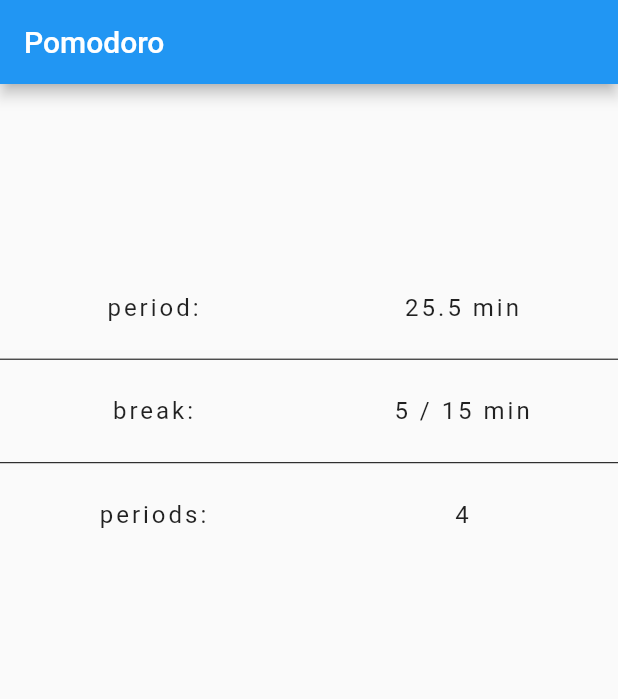
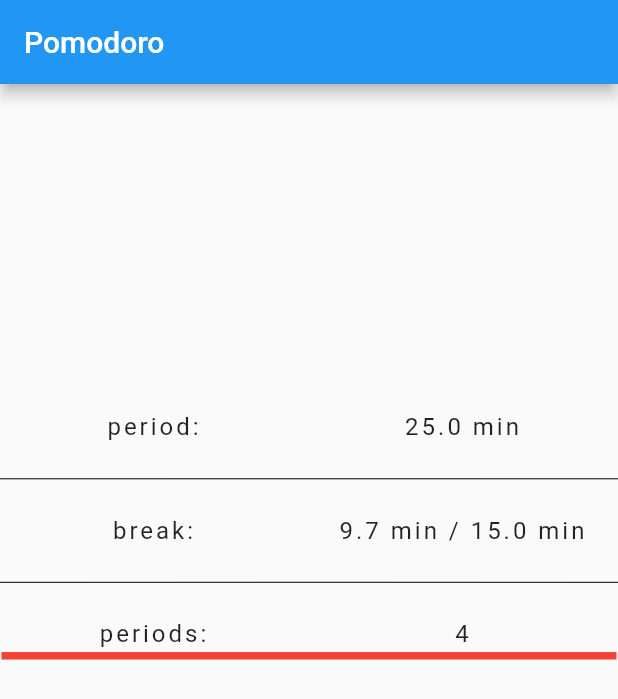
Before and after one commit to mobileappdevhm19/lust-LibraryUniversalSwissTool, a Flutter app: the screen it shows after launch, on a phone screen of 412 x 824 dp. Shown: the top 699 px of the screen. Run offline on Flutter 3.47's test engine with Material 2 defaults, Android fonts, the phone set to English and light mode, and no system bars; our stand-ins replace charts_flutter.

Commit message:
setting times are now not so harcoded as before
values set in  pages/PomodoroPage
     via Konstruktor etc. this class calls subclasses with same values

```diff
--- a/lust/lib/widgets/pomodoroPage/pomodoroDescription.dart
+++ b/lust/lib/widgets/pomodoroPage/pomodoroDescription.dart
@@ -1,6 +1,18 @@
 import 'package:flutter/material.dart';
 
 class pomodoroDescription extends StatelessWidget {
+  double periodTime;
+  double shortBreakTime;
+  double longBreakTime;
+  int countPeriods;
+
+  pomodoroDescription(double periodTime, double shortBreakTime, double longBreakTime, int countPeriods){
+    this.periodTime=periodTime;
+    this.shortBreakTime=shortBreakTime;
+    this.longBreakTime=longBreakTime;
+    this.countPeriods=countPeriods;
+  }
+
 
   @override
   Widget build(BuildContext context) {
@@ -16,8 +28,8 @@ class pomodoroDescription extends StatelessWidget {
                   style: TextStyle(fontSize: 20.0, letterSpacing: 2.0),
                   textAlign: TextAlign.center,
                 )),
-                const Expanded(child: Text(
-                  "25.5 min",
+                Expanded(child: Text(
+                  "$periodTime min",
                   textScaleFactor: 0.8,
                   style: TextStyle(fontSize: 20.0, letterSpacing: 2.0),
                   textAlign: TextAlign.center,
@@ -37,8 +49,8 @@ class pomodoroDescription extends StatelessWidget {
                   style: TextStyle(fontSize: 20.0, letterSpacing: 2.0),
                   textAlign: TextAlign.center,
                 )),
-                const Expanded(child: Text(
-                  "5 / 15 min",
+                Expanded(child: Text(
+                  "$shortBreakTime min"+" / "+"$longBreakTime min",
                   textScaleFactor: 0.8,
                   style: TextStyle(fontSize: 20.0, letterSpacing: 2.0),
                   textAlign: TextAlign.center,
@@ -58,14 +70,24 @@ class pomodoroDescription extends StatelessWidget {
                   style: TextStyle(fontSize: 20.0, letterSpacing: 2.0),
                   textAlign: TextAlign.center,
                 )),
-                const Expanded(child: Text(
-                  "4",
+                Expanded(child: Text(
+                  '$countPeriods',
                   textScaleFactor: 0.8,
                   style: TextStyle(fontSize: 20.0, letterSpacing: 2.0),
                   textAlign: TextAlign.center,
                 )),
               ],
             ),
+            new SizedBox(
+              height: 10.0,
+              child: new Center(
+                child: new Container(
+                  margin: new EdgeInsetsDirectional.only(start: 1.0, end: 1.0),
+                  height: 5.0,
+                  color: Colors.red,
+                ),
+              ),
+            )
           ]),
     );
 
```
Also changed, not shown: lust/lib/pages/pomodoroPage.dart (+15 -81 lines).
